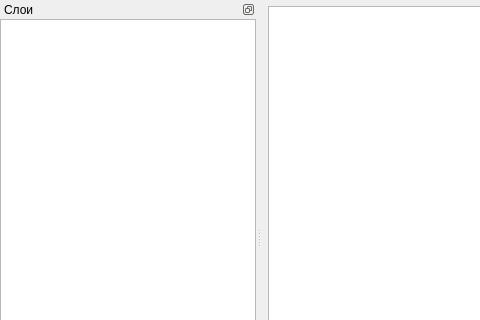
Old version of the form G2G/mainwindow.ui in the repository aLDime/GERBER_X2; both pictures show x 0 to 480 and y 0 to 320 of the 640 by 495 pixel window.
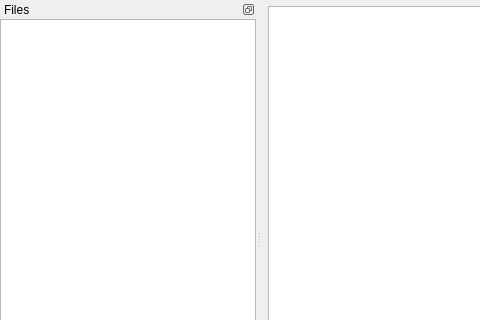
New version of the form. Custom widgets are drawn as their Qt base class.

```diff
--- a/G2G/mainwindow.ui
+++ b/G2G/mainwindow.ui
@@ -61,7 +61,7 @@
     <set>QDockWidget::DockWidgetFloatable|QDockWidget::DockWidgetMovable</set>
    </property>
    <property name="windowTitle">
-    <string>Слои</string>
+    <string>Files</string>
    </property>
    <attribute name="dockWidgetArea">
     <number>1</number>
```
